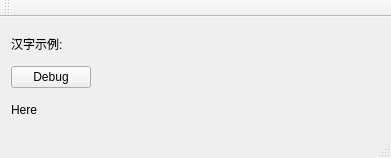
Before: the Qt Designer form mainwindow.ui in leavs/FontTest, drawn with Qt 5.
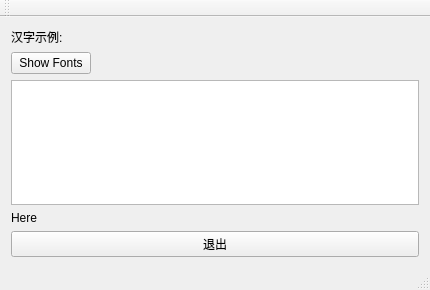
After: the same form once the commit is applied.

```diff
--- a/mainwindow.ui
+++ b/mainwindow.ui
@@ -6,8 +6,8 @@
    <rect>
     <x>0</x>
     <y>0</y>
-    <width>391</width>
-    <height>158</height>
+    <width>430</width>
+    <height>290</height>
    </rect>
   </property>
   <property name="windowTitle">
@@ -27,7 +27,7 @@
       <item>
        <widget class="QPushButton" name="pushButton">
         <property name="text">
-         <string>Debug</string>
+         <string>Show Fonts</string>
         </property>
        </widget>
       </item>
@@ -46,6 +46,9 @@
       </item>
      </layout>
     </item>
+    <item>
+     <widget class="QPlainTextEdit" name="plainTextEdit"/>
+    </item>
     <item>
      <widget class="QLabel" name="label">
       <property name="sizePolicy">
@@ -59,6 +62,13 @@
       </property>
      </widget>
     </item>
+    <item>
+     <widget class="QPushButton" name="pushButton_Exit">
+      <property name="text">
+       <string>退出</string>
+      </property>
+     </widget>
+    </item>
    </layout>
   </widget>
   <widget class="QMenuBar" name="menuBar">
```
Left out of the diff: 2 changed lines with no effect on the pictures.
